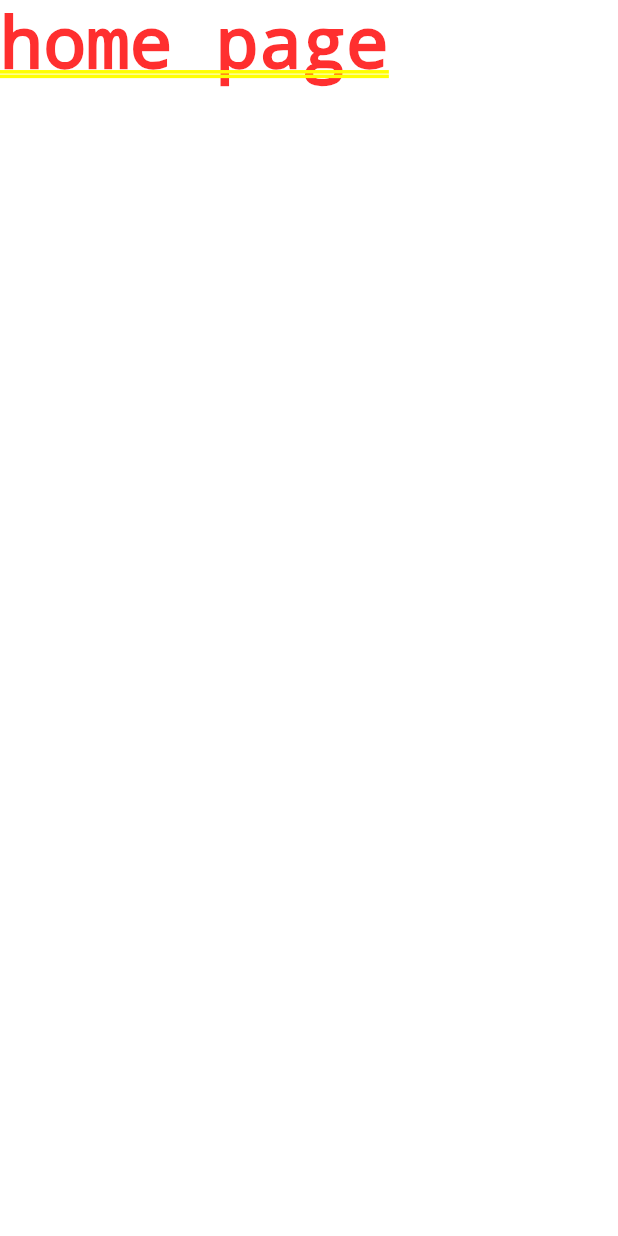
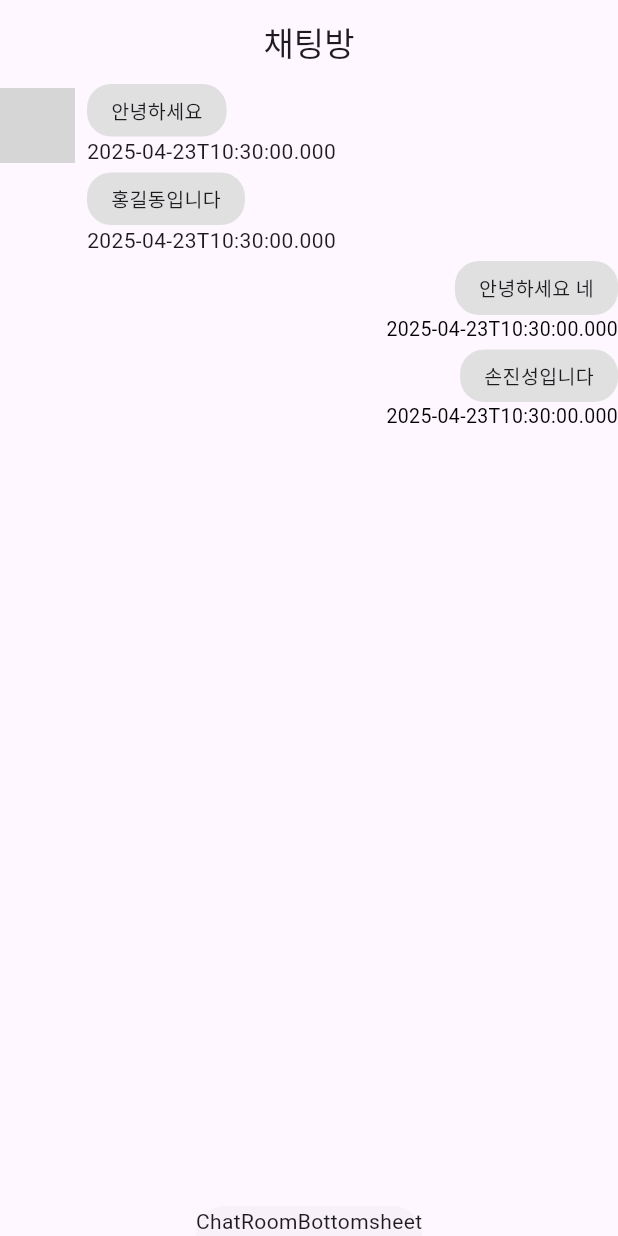
Before and after one commit to footgrammer/wanna_exercise_app, a Flutter app: the screen it shows after launch, on a phone screen of 412 x 824 dp. Run offline on Flutter 3.47's test engine with Material 3 defaults, Android fonts, the phone set to English and light mode, and no system bars; network calls fail; grey boxes are pictures that could not be loaded.

Commit message:
[UI] 채팅방 Fixes #12 채팅방 리스트 생성

```diff
--- /dev/null
+++ b/lib/UI/pages/chat/chat_room_page.dart
@@ -0,0 +1,21 @@
+import 'package:flutter/material.dart';
+import 'package:wanna_exercise_app/UI/pages/chat/widgets/chat_room_bottomsheet.dart';
+import 'package:wanna_exercise_app/UI/pages/chat/widgets/chat_room_list_view.dart';
+
+class ChatRoomPage extends StatelessWidget{
+  @override
+  Widget build(BuildContext context) {
+    return Scaffold(
+      appBar: AppBar(
+        title: Text('채팅방'),
+        centerTitle: true,
+      ),
+      bottomSheet: ChatRoomBottomsheet(),
+      body: Column(
+        children: [
+          ChatRoomListView()
+        ],
+      ),
+    );
+  }
+}
--- /dev/null
+++ b/lib/UI/pages/chat/widgets/chat_room_bottomsheet.dart
@@ -0,0 +1,9 @@
+import 'package:flutter/material.dart';
+
+class ChatRoomBottomsheet extends StatelessWidget{
+
+  @override
+  Widget build(BuildContext context) {
+    return Text("ChatRoomBottomsheet");
+  }
+}
--- /dev/null
+++ b/lib/UI/pages/chat/widgets/chat_room_list_view.dart
@@ -0,0 +1,43 @@
+import 'package:flutter/material.dart';
+import 'package:wanna_exercise_app/UI/pages/chat/widgets/chat_room_receive.dart';
+import 'package:wanna_exercise_app/UI/pages/chat/widgets/chat_room_send.dart';
+
+class ChatRoomListView extends StatelessWidget{
+  @override
+  Widget build(BuildContext context) {
+
+    final children = [
+          ChatRoomReceive(
+            imgUrl: "https://picsum.photos/200/300",
+            showProfile: true,
+            content: "안녕하세요",
+            dateTime: DateTime.now(),
+          ),
+
+          ChatRoomReceive(
+            imgUrl: "https://picsum.photos/200/300",
+            showProfile: false,
+            content: "홍길동입니다",
+            dateTime: DateTime.now(),
+          ),
+          ChatRoomSend(
+            content: '안녕하세요 네',
+            dateTime: DateTime.now(),
+          ),
+          ChatRoomSend(
+            content: '손진성입니다',
+            dateTime: DateTime.now(),
+          )
+        ];
+
+    return Expanded(
+      child: ListView.separated(
+        itemCount: children.length,
+        separatorBuilder: (context, index) => SizedBox(height: 4,),
+        itemBuilder: (context, index) {
+          return children[index];
+
+        },
+      ));
+  }
+}
--- /dev/null
+++ b/lib/UI/pages/chat/widgets/chat_room_receive.dart
@@ -0,0 +1,50 @@
+import 'package:flutter/material.dart';
+import 'package:wanna_exercise_app/UI/widgets/user_profile_image.dart';
+
+class ChatRoomReceive extends StatelessWidget{
+  ChatRoomReceive({
+    required this.imgUrl,
+    required this.showProfile,
+    required this.content,
+    required this.dateTime
+  });
+
+  final String imgUrl;
+  final bool showProfile;
+  final String content;
+  final DateTime dateTime;
+
+
+  @override
+  Widget build(BuildContext context) {
+    return Row(
+      children: [
+        showProfile ?
+        UserProfileImage(demension: 50,
+         imgUrl: imgUrl,)
+         : SizedBox(width: 50,),
+
+         SizedBox(width: 8,),
+
+         Expanded(
+          child: Column(
+            crossAxisAlignment: CrossAxisAlignment.start,
+            children: [
+              Container(
+                decoration: BoxDecoration(
+                  color: const Color.fromARGB(255, 224, 224, 224),
+                  borderRadius: BorderRadius.circular(16),
+
+                ),
+                padding: EdgeInsets.symmetric(horizontal: 16, vertical: 8),
+                child: Text(content,
+                style: TextStyle(fontSize:13),),
+              ),
+
+              Text(dateTime.toIso8601String())
+            ],
+          ))
+      ],
+    );
+  }
+}
--- /dev/null
+++ b/lib/UI/pages/chat/widgets/chat_room_send.dart
@@ -0,0 +1,33 @@
+import 'package:flutter/material.dart';
+
+class ChatRoomSend extends StatelessWidget {
+  ChatRoomSend({
+    required this.content,
+    required this.dateTime
+    });
+  final String content;
+  final DateTime dateTime;
+
+  @override
+  Widget build(BuildContext context) {
+    return Column(
+      crossAxisAlignment: CrossAxisAlignment.end,
+      children: [
+        Container(
+          decoration: BoxDecoration(
+            color: const Color.fromARGB(255, 224, 224, 224),
+            borderRadius: BorderRadius.circular(16)
+          ),
+          padding: EdgeInsets.symmetric(horizontal: 16, vertical: 8),
+          child: Text(content,
+          style: TextStyle(fontSize: 13),),
+        ),
+        Text(dateTime.toIso8601String(),
+        style: TextStyle(
+          fontSize: 13,
+          color: Colors.black
+        ),)
+      ],
+    );
+  }
+}
--- /dev/null
+++ b/lib/UI/widgets/user_profile_image.dart
@@ -0,0 +1,24 @@
+import 'package:flutter/material.dart';
+
+
+class UserProfileImage extends StatelessWidget{
+  const UserProfileImage({
+  super.key,
+  required this.demension,
+  required this.imgUrl});
+
+  final double demension;
+  final String imgUrl;
+
+
+
+Widget build(BuildContext context) {
+  return SizedBox.square(
+    dimension: demension,
+    child: ClipRRect(
+      borderRadius: BorderRadius.circular(100),
+      child: Image.network(imgUrl,
+      fit: BoxFit.cover,),
+    ),
+  );
+}}
--- a/lib/main.dart
+++ b/lib/main.dart
@@ -1,4 +1,5 @@
 import 'package:flutter/material.dart';
+import 'package:wanna_exercise_app/UI/pages/chat/chat_room_page.dart';
 
 void main() {
   runApp(const MyApp());
@@ -15,7 +16,7 @@ class MyApp extends StatelessWidget {
       theme: ThemeData(
         colorScheme: ColorScheme.fromSeed(seedColor: Colors.deepPurple),
       ),
-      home: const Text('home page'),
+      home: ChatRoomPage(),
     );
   }
 }
```
